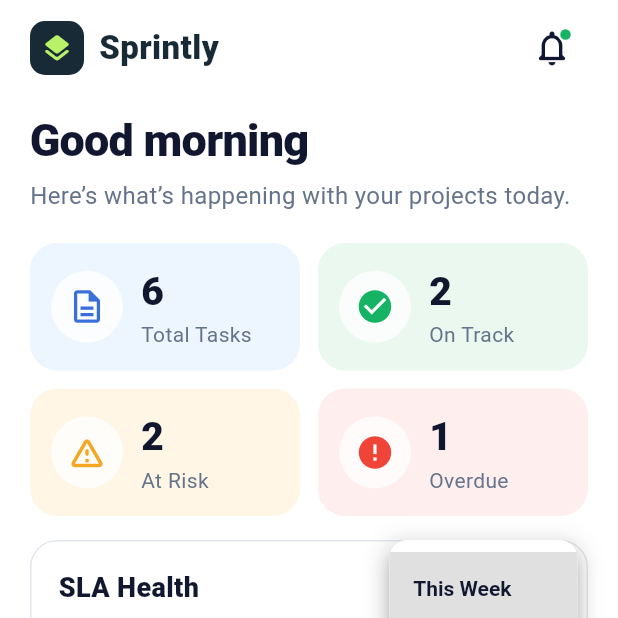
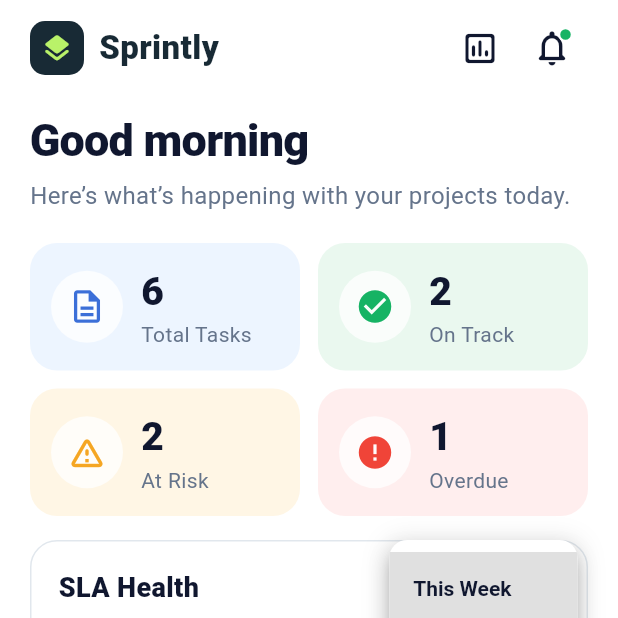
Before and after one commit to sultanhabibllah/SLA-task-tracker, a Flutter app: the AppShell screen opened directly, after a tap on "This Week", on a phone screen of 412 x 824 dp, the top half of it. Run offline on Flutter 3.47's test engine with Material 3 defaults, Android fonts, the phone set to English and light mode, and no system bars; our stand-ins replace shared_preferences; accounts and stored records are empty.

Commit message:
Wire calendar, alerts and statistics

```diff
--- a/lib/screens/shell/app_shell.dart
+++ b/lib/screens/shell/app_shell.dart
@@ -1,6 +1,7 @@
 import 'package:flutter/material.dart';
 
 import '../../core/theme/app_colors.dart';
+import '../calendar/calendar_screen.dart';
 import '../home/dashboard_screen.dart';
 import '../profile/profile_screen.dart';
 import '../team/team_members_screen.dart';
@@ -19,7 +20,7 @@
   static const List<Widget> _tabs = [
     DashboardScreen(),
     TaskListScreen(),
-    _ComingSoonTab(title: 'Calendar', icon: Icons.calendar_today_outlined),
+    CalendarScreen(),
     TeamMembersScreen(),
     ProfileScreen(),
   ];
@@ -71,36 +72,3 @@
     );
   }
 }
-
-class _ComingSoonTab extends StatelessWidget {
-  const _ComingSoonTab({required this.title, required this.icon});
-
-  final String title;
-  final IconData icon;
-
-  @override
-  Widget build(BuildContext context) {
-    return Center(
-      child: Column(
-        mainAxisSize: MainAxisSize.min,
-        children: [
-          Icon(icon, size: 48, color: AppColors.textSecondary),
-          const SizedBox(height: 12),
-          Text(
-            title,
-            style: const TextStyle(
-              fontSize: 20,
-              fontWeight: FontWeight.w700,
-              color: AppColors.textPrimary,
-            ),
-          ),
-          const SizedBox(height: 4),
-          const Text(
-            'This screen is not built yet.',
-            style: TextStyle(fontSize: 14, color: AppColors.textSecondary),
-          ),
-        ],
-      ),
-    );
-  }
-}
```
Also changed, not shown: lib/screens/home/dashboard_screen.dart (+18 -19 lines), 1 other file.
